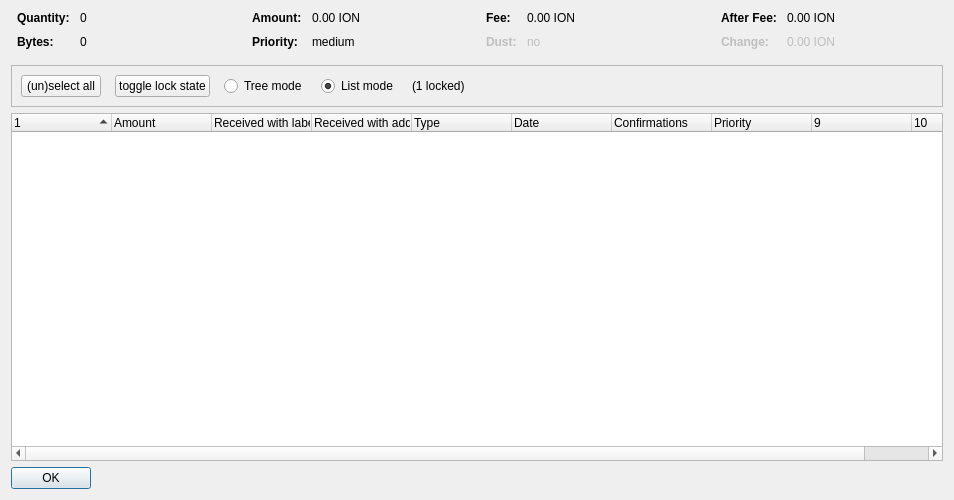
First picture: the form in src/qt/forms/coincontroldialog.ui, repository ckti-gitian-ion/ion, before the edit.
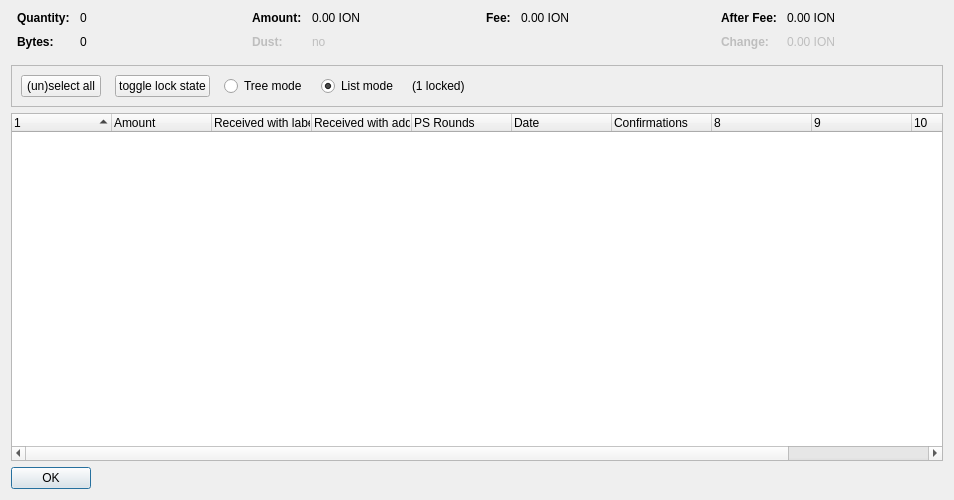
Second picture: the form after the edit. Custom widgets are drawn as their Qt base class.

What changed in the file:
```diff
--- a/src/qt/forms/coincontroldialog.ui
+++ b/src/qt/forms/coincontroldialog.ui
@@ -140,7 +140,10 @@
         </widget>
        </item>
        <item row="1" column="0">
-        <widget class="QLabel" name="labelCoinControlPriorityText">
+        <widget class="QLabel" name="labelCoinControlLowOutputText">
+         <property name="enabled">
+          <bool>false</bool>
+         </property>
          <property name="font">
           <font>
            <weight>75</weight>
@@ -148,12 +151,15 @@
           </font>
          </property>
          <property name="text">
-          <string>Priority:</string>
+          <string>Dust:</string>
          </property>
         </widget>
        </item>
        <item row="1" column="1">
-        <widget class="QLabel" name="labelCoinControlPriority">
+        <widget class="QLabel" name="labelCoinControlLowOutput">
+         <property name="enabled">
+          <bool>false</bool>
+         </property>
          <property name="cursor">
           <cursorShape>IBeamCursor</cursorShape>
          </property>
@@ -161,7 +167,7 @@
           <enum>Qt::ActionsContextMenu</enum>
          </property>
          <property name="text">
-          <string>medium</string>
+          <string notr="true">no</string>
          </property>
          <property name="textInteractionFlags">
           <set>Qt::LinksAccessibleByMouse|Qt::TextSelectableByKeyboard|Qt::TextSelectableByMouse</set>
@@ -213,41 +219,6 @@
          </property>
         </widget>
        </item>
-       <item row="1" column="0">
-        <widget class="QLabel" name="labelCoinControlLowOutputText">
-         <property name="enabled">
-          <bool>false</bool>
-         </property>
-         <property name="font">
-          <font>
-           <weight>75</weight>
-           <bold>true</bold>
-          </font>
-         </property>
-         <property name="text">
-          <string>Dust:</string>
-         </property>
-        </widget>
-       </item>
-       <item row="1" column="1">
-        <widget class="QLabel" name="labelCoinControlLowOutput">
-         <property name="enabled">
-          <bool>false</bool>
-         </property>
-         <property name="cursor">
-          <cursorShape>IBeamCursor</cursorShape>
-         </property>
-         <property name="contextMenuPolicy">
-          <enum>Qt::ActionsContextMenu</enum>
-         </property>
-         <property name="text">
-          <string>no</string>
-         </property>
-         <property name="textInteractionFlags">
-          <set>Qt::LinksAccessibleByMouse|Qt::TextSelectableByKeyboard|Qt::TextSelectableByMouse</set>
-         </property>
-        </widget>
-       </item>
       </layout>
      </item>
      <item>
@@ -447,7 +418,7 @@
       <bool>false</bool>
      </property>
      <property name="columnCount">
-      <number>10</number>
+      <number>11</number>
      </property>
      <attribute name="headerShowSortIndicator" stdset="0">
       <bool>true</bool>
@@ -477,7 +448,7 @@
      </column>
      <column>
       <property name="text">
-       <string>Type</string>
+       <string>PS Rounds</string>
       </property>
      </column>
      <column>
@@ -495,7 +466,12 @@
      </column>
      <column>
       <property name="text">
-       <string>Priority</string>
+       <string/>
+      </property>
+     </column>
+     <column>
+      <property name="text">
+       <string/>
       </property>
      </column>
      <column>
```
